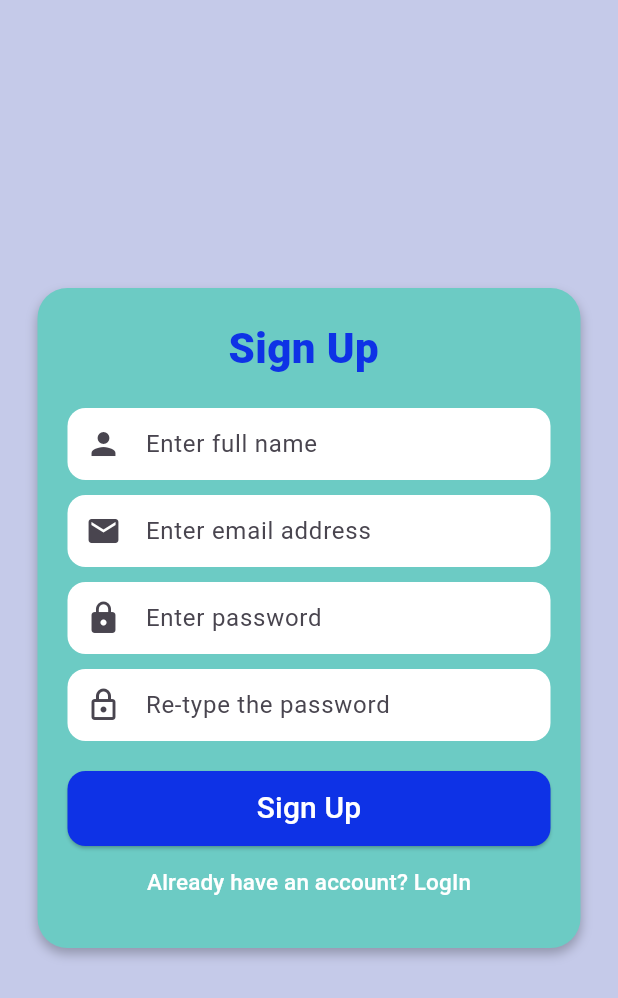
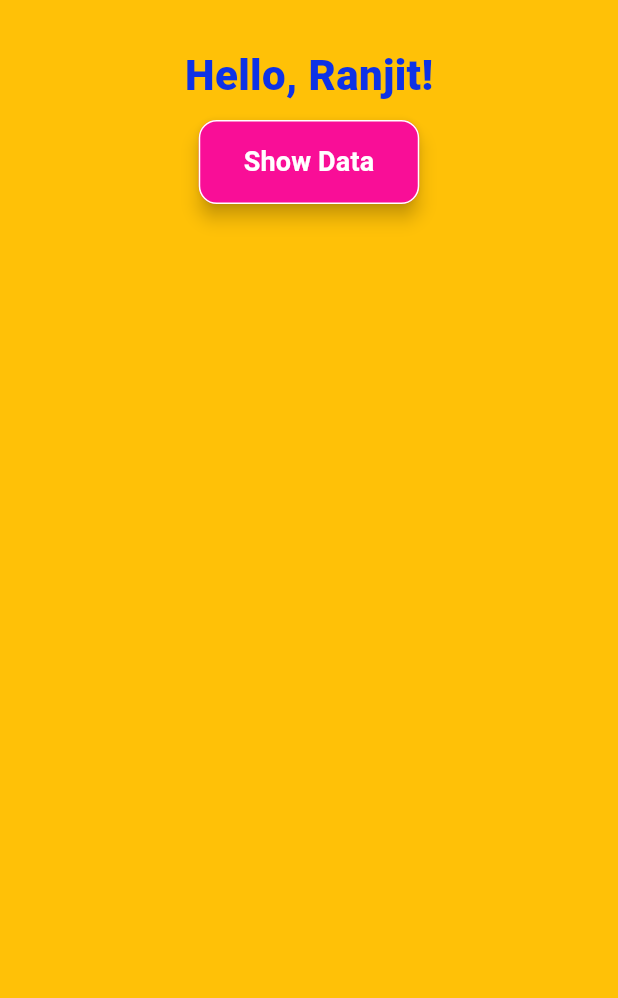
Before and after one commit to ranjitkc7/Auth_Form, a Flutter app: the screen it shows after launch, after a tap on "Sign Up", on a phone screen of 412 x 824 dp. Shown: the top 998 px of the screen. Run offline on Flutter 3.47's test engine with Material 3 defaults, Android fonts, the phone set to English and light mode, and no system bars.

Commit message:
Simple Add Image

```diff
--- a/lib/main.dart
+++ b/lib/main.dart
@@ -10,7 +10,7 @@ class MyApp extends StatelessWidget {
   @override
   Widget build(BuildContext context) {
     return MaterialApp(
-      title: 'Auth Signup Form',
+      title: 'Auth Form',
       debugShowCheckedModeBanner: false,
       theme: ThemeData(primarySwatch: Colors.indigo),
       home: const SignUpForm(),
@@ -133,7 +133,14 @@ class SignUpForm extends StatelessWidget {
                         borderRadius: BorderRadius.circular(12),
                       ),
                     ),
-                    onPressed: () {},
+                    onPressed: () {
+                      Navigator.push(
+                        context,
+                        MaterialPageRoute(
+                          builder: (context) => const HomePage(),
+                        ),
+                      );
+                    },
                     child: const Text(
                       "Sign Up",
                       style: TextStyle(fontSize: 20, color: Colors.white),
@@ -268,3 +275,76 @@ class LoginForm extends StatelessWidget {
     );
   }
 }
+
+class HomePage extends StatefulWidget {
+  const HomePage({super.key});
+
+  @override
+  State<HomePage> createState() => _HomePageState();
+}
+
+class _HomePageState extends State<HomePage> {
+  bool showImage = false;
+
+  @override
+  Widget build(BuildContext context) {
+    return Scaffold(
+      backgroundColor: Colors.amber,
+      body: Center(
+        child: Column(
+          //  mainAxisAlignment: MainAxisAlignment.center,
+          children: [
+            const SizedBox(height: 30),
+            const Text(
+              "Hello, Ranjit!",
+              style: TextStyle(
+                fontSize: 28,
+                fontWeight: FontWeight.w800,
+                color: Color.fromARGB(255, 14, 50, 230),
+              ),
+            ),
+            const SizedBox(height: 10),
+            ElevatedButton(
+              style: ElevatedButton.styleFrom(
+                backgroundColor: const Color.fromARGB(255, 249, 14, 151),
+                foregroundColor: Colors.white,
+                padding: const EdgeInsets.symmetric(
+                  horizontal: 30,
+                  vertical: 15,
+                ),
+                shape: RoundedRectangleBorder(
+                  borderRadius: BorderRadius.circular(12),
+                  side: const BorderSide(color: Colors.white, width: 1),
+                ),
+                elevation: 5,
+              ),
+              onPressed: () {
+                setState(() {
+                  showImage = !showImage;
+                });
+              },
+              child: Text(
+                showImage ? "Hide Data" : "Show Data",
+                style: const TextStyle(
+                  fontSize: 18,
+                  fontWeight: FontWeight.bold,
+                ),
+              ),
+            ),
+            const SizedBox(height: 10),
+            if (showImage)
+            ClipRRect(
+              borderRadius: BorderRadius.circular(12),
+              child: Image.asset(
+                'assets/images/group.jpg',
+                height: 200,
+                width: 300,
+                fit: BoxFit.cover,
+              ),
+              ),
+          ],
+        ),
+      ),
+    );
+  }
+}
--- a/pubspec.yaml
+++ b/pubspec.yaml
@@ -57,10 +57,10 @@ flutter:
   # the material Icons class.
   uses-material-design: true
 
+
   # To add assets to your application, add an assets section, like this:
-  # assets:
-  #   - images/a_dot_burr.jpeg
-  #   - images/a_dot_ham.jpeg
+  assets:
+    - assets/images/
 
   # An image asset can refer to one or more resolution-specific "variants", see
   # https://flutter.dev/to/resolution-aware-images
```
Also changed, not shown: assets/images/group.jpg (added).
